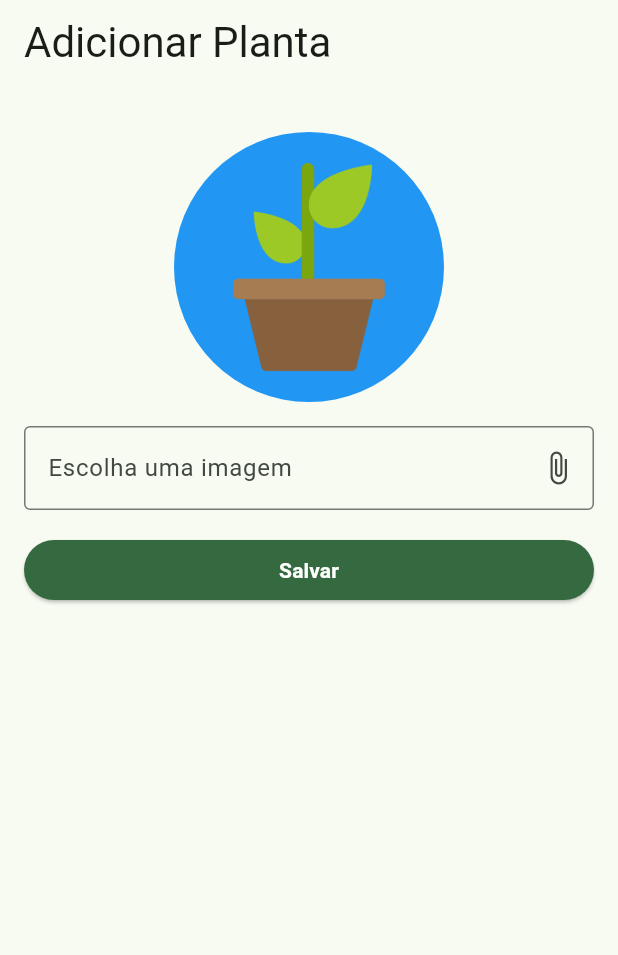
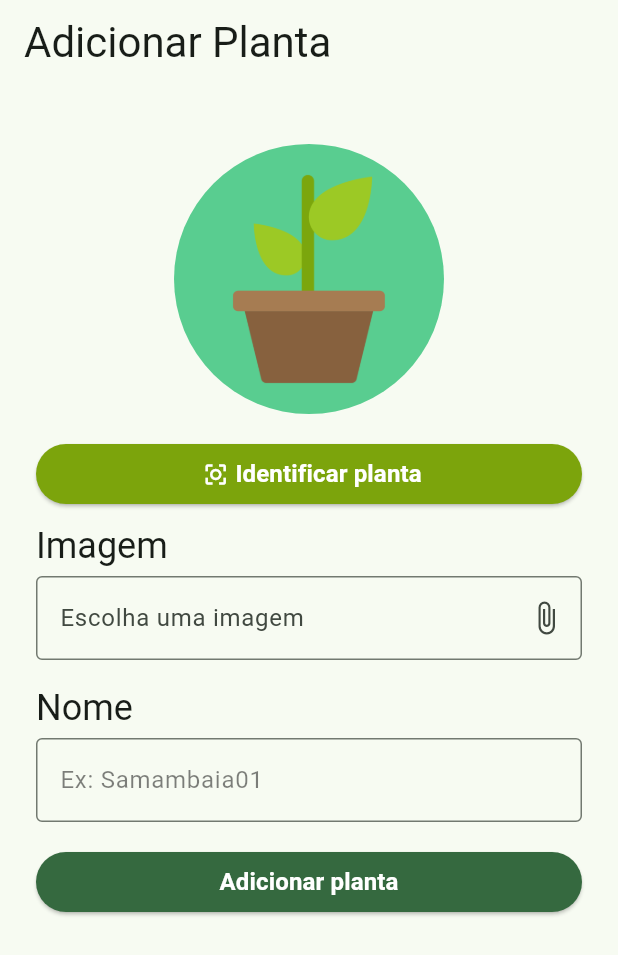
Before and after one commit to arturRDC/RegApp, a Flutter app: the AddPlantPage screen opened by its route, on a phone screen of 412 x 824 dp. Shown: the top 955 px of the screen. Run offline on Flutter 3.47's test engine with Material 3 defaults, Android fonts, the phone set to English and light mode, and no system bars; our stand-ins replace file_picker, flutter_svg, go_router, google_fonts; project files that could hold a hidden picture were left out.

Commit message:
Add more fields to add plant page

```diff
--- a/lib/ui/AddPlantPage.dart
+++ b/lib/ui/AddPlantPage.dart
@@ -1,5 +1,6 @@
 import 'package:flutter/material.dart';
 import 'package:file_picker/file_picker.dart';
+import 'package:flutter/widgets.dart';
 
 class AddPlantPage extends StatefulWidget {
   const AddPlantPage({super.key});
@@ -35,7 +36,7 @@ class _AddPlantPageState extends State<AddPlantPage> {
       ),
       body: Form(
         child: Padding(
-          padding: const EdgeInsets.all(16.0),
+          padding: const EdgeInsets.all(24.0),
           child: Column(
             children: [
               Padding(
@@ -47,7 +48,7 @@ class _AddPlantPageState extends State<AddPlantPage> {
                     children: [
                       ClipOval(
                         child: Container(
-                          color: Colors.blue,
+                          color: const Color(0XFF59CD90),
                         ),
                       ),
                       AspectRatio(
@@ -71,6 +72,49 @@ class _AddPlantPageState extends State<AddPlantPage> {
                   ),
                 ),
               ),
+              Padding(
+                padding: const EdgeInsets.only(bottom: 8),
+                child: SizedBox(
+                  width: double.infinity,
+                  child: ElevatedButton(
+                    style: const ButtonStyle(
+                        backgroundColor:
+                            MaterialStatePropertyAll(Color(0xFF7ca40c))),
+                    onPressed: () {
+                      // Handle form submission
+                    },
+                    child: Row(
+                      mainAxisAlignment: MainAxisAlignment.center,
+                      children: [
+                        const Padding(
+                          padding: EdgeInsets.all(4.0),
+                          child: Icon(Icons.center_focus_strong_outlined),
+                        ),
+                        Text(
+                          'Identificar planta',
+                          style: Theme.of(context)
+                              .textTheme
+                              .titleMedium
+                              ?.copyWith(
+                                  color:
+                                      Theme.of(context).colorScheme.onPrimary),
+                        ),
+                      ],
+                    ),
+                  ),
+                ),
+              ),
+              Column(
+                crossAxisAlignment: CrossAxisAlignment.stretch,
+                children: [
+                  Padding(
+                    padding: const EdgeInsets.only(bottom: 4.0),
+                    child: Text(
+                      'Imagem',
+                      textAlign: TextAlign.left,
+                      style: Theme.of(context).textTheme.headlineSmall,
+                    ),
+                  ),
                   TextFormField(
                     readOnly: true,
                     onTap: openFilePicker,
@@ -79,9 +123,37 @@ class _AddPlantPageState extends State<AddPlantPage> {
                           borderRadius: BorderRadius.all(Radius.circular(4))),
                       labelText: 'Escolha uma imagem',
                       suffixIcon: const Icon(Icons.attach_file),
-                  hintText:
-                      fileName.isEmpty ? 'Imagem não selecionada' : fileName,
+                      hintText: fileName.isEmpty
+                          ? 'Imagem não selecionada'
+                          : fileName,
                     ),
+                  ),
+                ],
+              ),
+              const SizedBox(
+                height: 16,
+              ),
+              Column(
+                crossAxisAlignment: CrossAxisAlignment.stretch,
+                children: [
+                  Padding(
+                    padding: const EdgeInsets.only(bottom: 4.0),
+                    child: Text(
+                      'Nome',
+                      textAlign: TextAlign.left,
+                      style: Theme.of(context).textTheme.headlineSmall,
+                    ),
+                  ),
+                  TextFormField(
+                    readOnly: true,
+                    decoration: const InputDecoration(
+                        border: OutlineInputBorder(
+                            borderRadius: BorderRadius.all(Radius.circular(4))),
+                        hintText: 'Ex: Samambaia01',
+                        hintStyle:
+                            TextStyle(color: Color.fromARGB(128, 0, 0, 0))),
+                  ),
+                ],
               ),
               Padding(
                 padding:
@@ -92,7 +164,11 @@ class _AddPlantPageState extends State<AddPlantPage> {
                     onPressed: () {
                       // Handle form submission
                     },
-                    child: const Text('Salvar'),
+                    child: Text(
+                      'Adicionar planta',
+                      style: Theme.of(context).textTheme.titleMedium?.copyWith(
+                          color: Theme.of(context).colorScheme.onPrimary),
+                    ),
                   ),
                 ),
               ),
```
Lines whose indentation alone changed are shown as unchanged.
